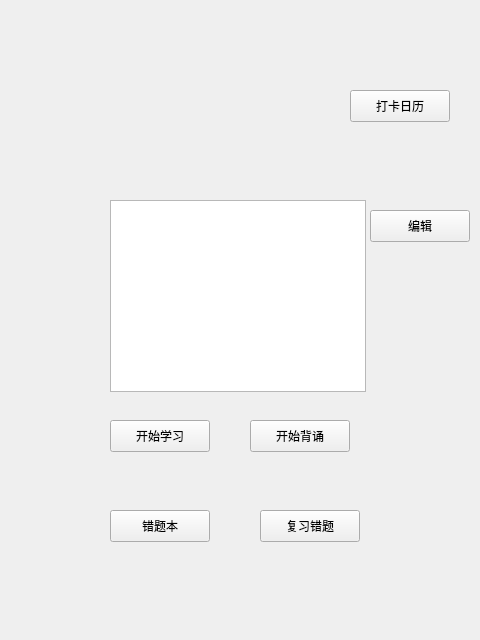
ballade0d/NJUPT-Programming-Pratical-Class, file HomeWidget.ui: the form before one commit.
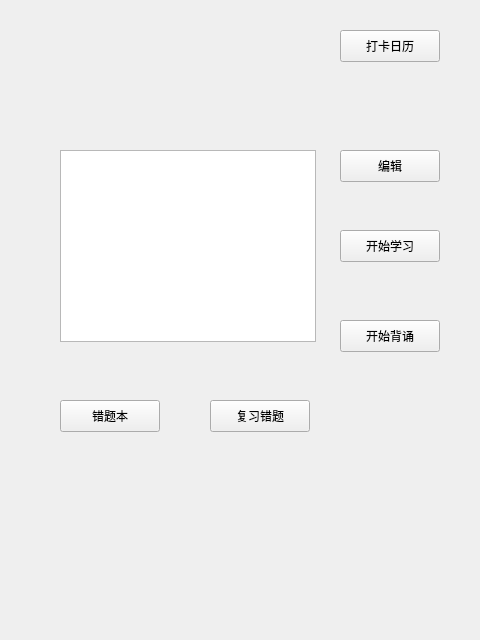
The form after the commit.

What changed in the file:
```diff
--- a/HomeWidget.ui
+++ b/HomeWidget.ui
@@ -16,8 +16,8 @@
   <widget class="QPushButton" name="checkInButton">
    <property name="geometry">
     <rect>
-     <x>350</x>
-     <y>90</y>
+     <x>340</x>
+     <y>30</y>
      <width>100</width>
      <height>32</height>
     </rect>
@@ -29,8 +29,8 @@
   <widget class="QListView" name="listView">
    <property name="geometry">
     <rect>
-     <x>110</x>
-     <y>200</y>
+     <x>60</x>
+     <y>150</y>
      <width>256</width>
      <height>192</height>
     </rect>
@@ -39,8 +39,8 @@
   <widget class="QPushButton" name="learnButton">
    <property name="geometry">
     <rect>
-     <x>110</x>
-     <y>420</y>
+     <x>340</x>
+     <y>230</y>
      <width>100</width>
      <height>32</height>
     </rect>
@@ -52,8 +52,8 @@
   <widget class="QPushButton" name="reciteButton">
    <property name="geometry">
     <rect>
-     <x>250</x>
-     <y>420</y>
+     <x>340</x>
+     <y>320</y>
      <width>100</width>
      <height>32</height>
     </rect>
@@ -65,8 +65,8 @@
   <widget class="QPushButton" name="recordButton">
    <property name="geometry">
     <rect>
-     <x>110</x>
-     <y>510</y>
+     <x>60</x>
+     <y>400</y>
      <width>100</width>
      <height>32</height>
     </rect>
@@ -78,8 +78,8 @@
   <widget class="QPushButton" name="reviewButton">
    <property name="geometry">
     <rect>
-     <x>260</x>
-     <y>510</y>
+     <x>210</x>
+     <y>400</y>
      <width>100</width>
      <height>32</height>
     </rect>
@@ -91,8 +91,8 @@
   <widget class="QPushButton" name="editButton">
    <property name="geometry">
     <rect>
-     <x>370</x>
-     <y>210</y>
+     <x>340</x>
+     <y>150</y>
      <width>100</width>
      <height>32</height>
     </rect>
```
